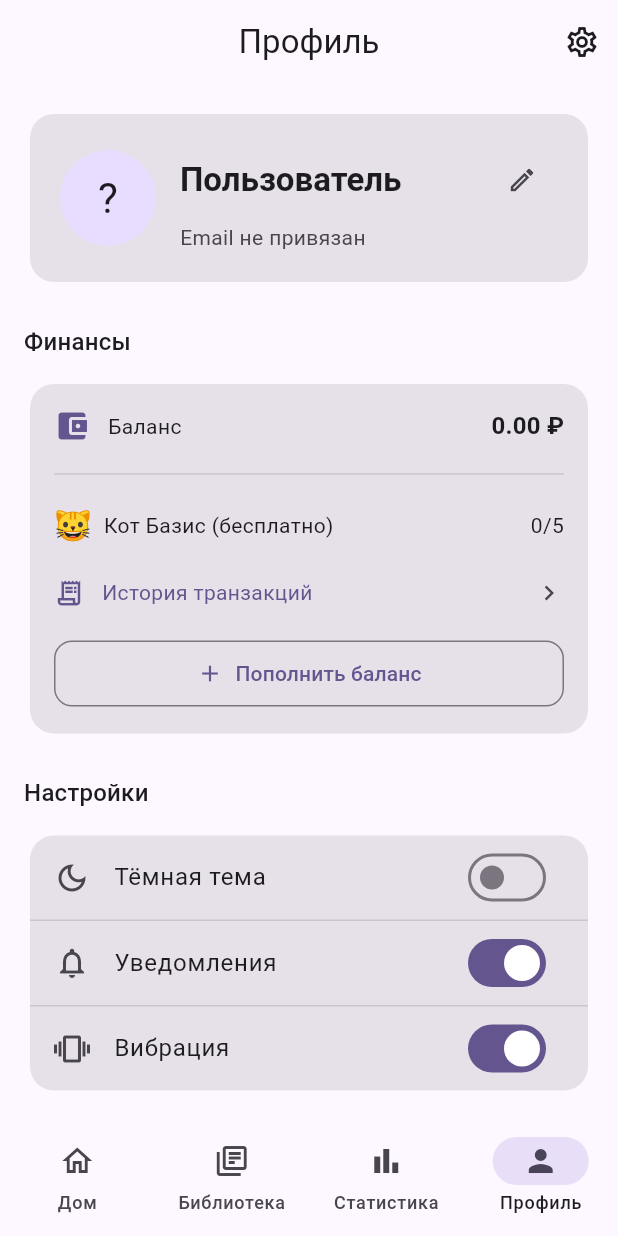
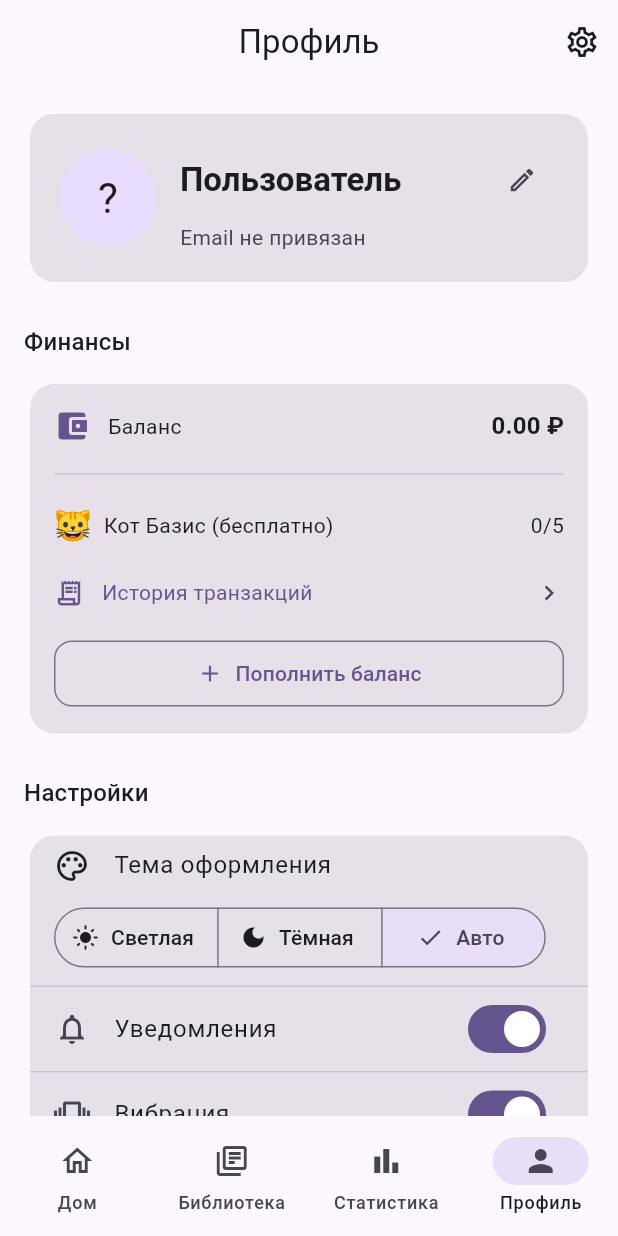
Before and after one commit to NikasAl/lezhandr, a Flutter app: the ProfileScreen screen opened by its route, on a phone screen of 412 x 824 dp. Run offline on Flutter 3.47's test engine with Material 3 defaults, Android fonts, the phone set to English and light mode, and no system bars; our stand-ins replace dio, flutter_riverpod, flutter_secure_storage, go_router, image_picker, shared_preferences; missing offline and left inert: flutter_math_fork; accounts and stored records are empty; network calls fail.

Commit message:
Feat: Theme selector with three states (light/dark/auto)
- Created ThemeStorage for persisting theme preference in SharedPreferences
- Updated themeModeProvider to use NotifierProvider with persistence
- Added ThemeModeNotifier with setThemeMode and cycleTheme methods
- Added _ThemeSelector widget with SegmentedButton (Light/Dark/Auto)
- Theme preference is saved and restored on app restart

```diff
--- a/lib/presentation/screens/profile/profile_screen.dart
+++ b/lib/presentation/screens/profile/profile_screen.dart
@@ -4,6 +4,7 @@ import 'package:go_router/go_router.dart';
 import 'package:url_launcher/url_launcher.dart';
 import '../../providers/auth_provider.dart';
 import '../../providers/billing_provider.dart';
+import '../../../core/theme/app_theme.dart';
 
 /// Profile screen - user settings and account
 class ProfileScreen extends ConsumerStatefulWidget {
@@ -292,14 +293,8 @@ class _ProfileScreenState extends ConsumerState<ProfileScreen> {
               Card(
                 child: Column(
                   children: [
-                    SwitchListTile(
-                      title: const Text('Тёмная тема'),
-                      secondary: const Icon(Icons.dark_mode_outlined),
-                      value: false,
-                      onChanged: (value) {
-                        // TODO: Toggle theme
-                      },
-                    ),
+                    // Theme selector
+                    _ThemeSelector(),
                     const Divider(height: 1),
                     SwitchListTile(
                       title: const Text('Уведомления'),
@@ -953,3 +948,54 @@ class _TopUpAmountCard extends StatelessWidget {
     );
   }
 }
+
+/// Theme selector widget with three options: light, dark, system
+class _ThemeSelector extends ConsumerWidget {
+  @override
+  Widget build(BuildContext context, WidgetRef ref) {
+    final themeMode = ref.watch(themeModeProvider);
+
+    return Padding(
+      padding: const EdgeInsets.symmetric(horizontal: 16, vertical: 8),
+      child: Column(
+        crossAxisAlignment: CrossAxisAlignment.start,
+        children: [
+          Row(
+            children: [
+              const Icon(Icons.palette_outlined),
+              const SizedBox(width: 16),
+              Text(
+                'Тема оформления',
+                style: Theme.of(context).textTheme.bodyLarge,
+              ),
+            ],
+          ),
+          const SizedBox(height: 12),
+          SegmentedButton<ThemeMode>(
+            segments: const [
+              ButtonSegment(
+                value: ThemeMode.light,
+                label: Text('Светлая'),
+                icon: Icon(Icons.light_mode),
+              ),
+              ButtonSegment(
+                value: ThemeMode.dark,
+                label: Text('Тёмная'),
+                icon: Icon(Icons.dark_mode),
+              ),
+              ButtonSegment(
+                value: ThemeMode.system,
+                label: Text('Авто'),
+                icon: Icon(Icons.brightness_auto),
+              ),
+            ],
+            selected: {themeMode},
+            onSelectionChanged: (Set<ThemeMode> selection) {
+              ref.read(themeModeProvider.notifier).setThemeMode(selection.first);
+            },
+          ),
+        ],
+      ),
+    );
+  }
+}
```
Also changed, not shown: lib/core/theme/app_theme.dart (+41 -2 lines), lib/data/storage/theme_storage.dart (added, +41 -0 lines).
